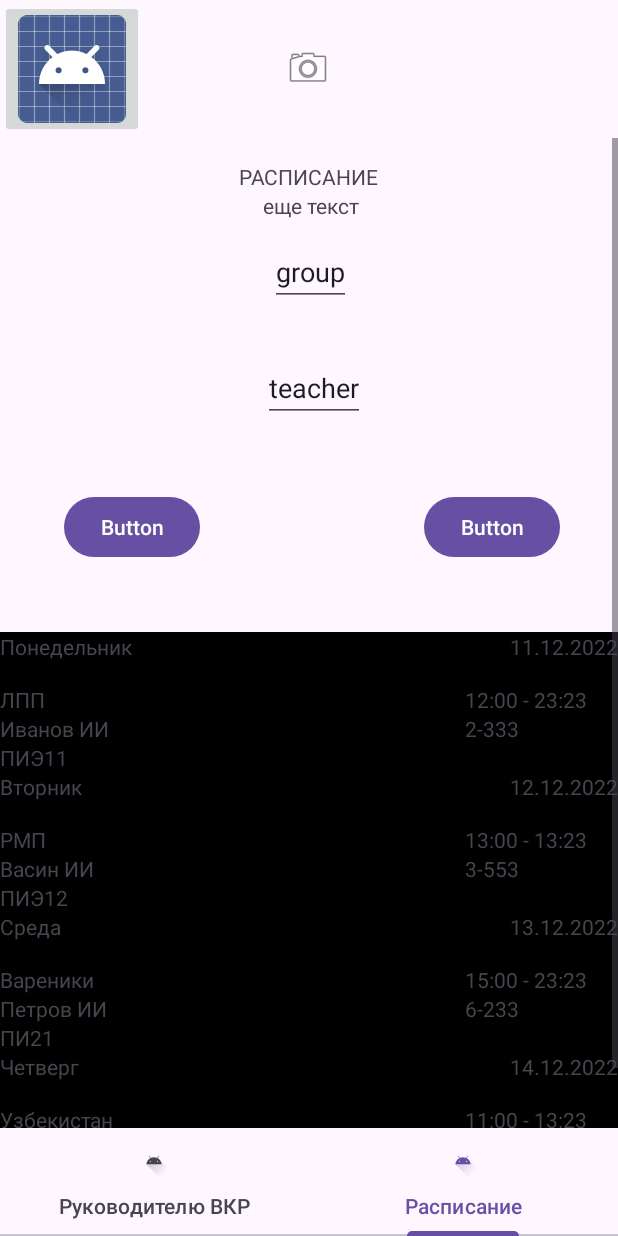
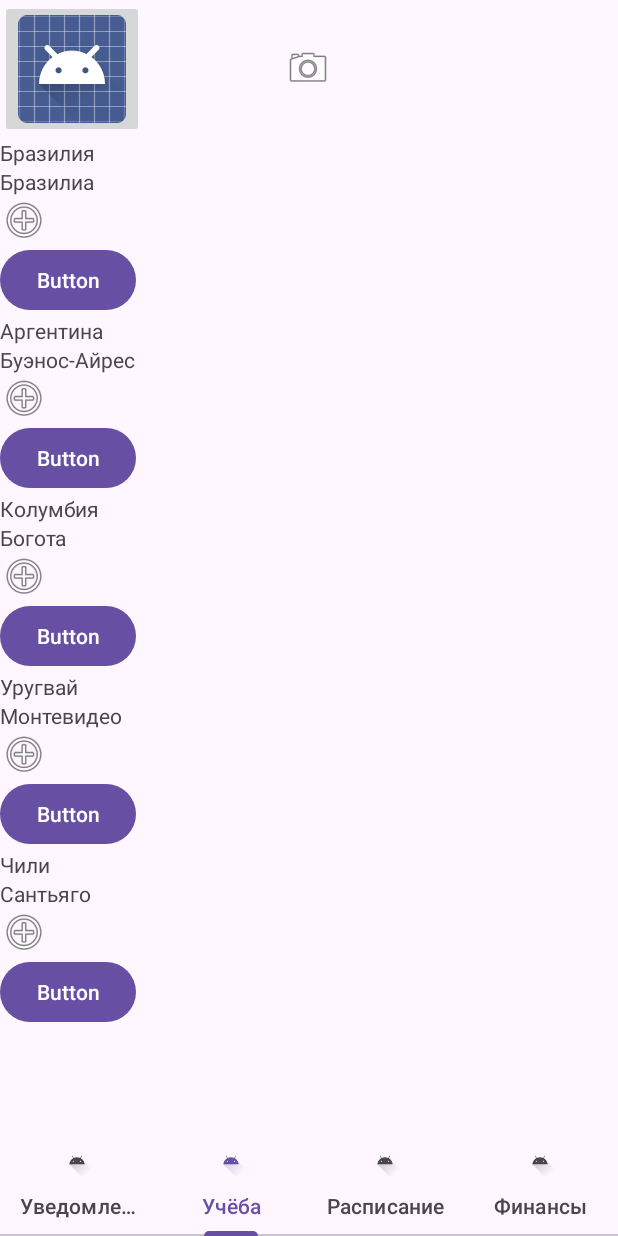
Before and after one commit to 10zz/LK_University, an Android app: the MainActivity screen opened directly, with no data from a screen before it, item 2 of the bottom bar chosen, on a phone screen of 412 x 824 dp. Run offline under Robolectric (Android 15) with nearby library versions, the phone set to English and light mode, and no system bars.

Commit message:
Initial commit for design branch

```diff
--- a/app/src/main/java/com/courseproject/mlkuniversity/MainActivity.java
+++ b/app/src/main/java/com/courseproject/mlkuniversity/MainActivity.java
@@ -60,15 +60,15 @@ public class MainActivity extends AppCompatActivity
         {
             if (arguments.getString("role") == "student")
             {*/
-                /*pagerAdapter = new StudentScreenSlidePageAdapter(this);
+                pagerAdapter = new StudentScreenSlidePageAdapter(this);
                 tabTextId = R.array.student_main_tab_ui;
-                NAM_PAGES = 4;*/
+                NAM_PAGES = 4;
             /*}
             else if (arguments.getString("role") == "teacher")
             {*/
-                pagerAdapter = new TeacherScreenSlidePageAdapter(this);
+                /*pagerAdapter = new TeacherScreenSlidePageAdapter(this);
                 tabTextId = R.array.teacher_main_tab_ui;
-                NAM_PAGES = 2;
+                NAM_PAGES = 2;*/
             //}
             viewPager2.setAdapter(pagerAdapter);
         /*}
--- a/app/src/main/java/com/courseproject/mlkuniversity/ProfileActivity.java
+++ b/app/src/main/java/com/courseproject/mlkuniversity/ProfileActivity.java
@@ -77,7 +77,7 @@ public class ProfileActivity extends AppCompatActivity
             // Смена пароля.
             else if (v.getId() == R.id.changePasswordButton)
             {
-                if (newPasswordEntry.getText() == verifyPasswordEntry.getText())
+                if (newPasswordEntry.getText().toString().equals(verifyPasswordEntry.getText().toString()))
                 {
                     // TODO: PHP скрипт смены пароля.
                 }
--- a/app/src/main/java/com/courseproject/mlkuniversity/main_ui_fragments/finance_fragment/FinanceFragment.java
+++ b/app/src/main/java/com/courseproject/mlkuniversity/main_ui_fragments/finance_fragment/FinanceFragment.java
@@ -56,7 +56,7 @@ public class FinanceFragment extends Fragment {
                 financeListItems.add(new FinanceListItem(
                         object.getString("operation"),
                         object.getString("operationType"),
-                        object.getString("operationType"),
+                        object.getString("sum"),
                         object.getString("paymentDate")
                 ));
             }
--- a/app/src/main/java/com/courseproject/mlkuniversity/main_ui_fragments/schedule_fragment/ScheduleFragment.java
+++ b/app/src/main/java/com/courseproject/mlkuniversity/main_ui_fragments/schedule_fragment/ScheduleFragment.java
@@ -1,5 +1,6 @@
 package com.courseproject.mlkuniversity.main_ui_fragments.schedule_fragment;
 
+import android.app.DatePickerDialog;
 import android.os.Bundle;
 
 import androidx.annotation.NonNull;
@@ -7,19 +8,32 @@ import androidx.annotation.Nullable;
 import androidx.fragment.app.Fragment;
 import androidx.recyclerview.widget.RecyclerView;
 
+import android.text.format.DateUtils;
 import android.view.LayoutInflater;
 import android.view.View;
 import android.view.ViewGroup;
+import android.widget.AutoCompleteTextView;
+import android.widget.Button;
+import android.widget.DatePicker;
 
+import com.courseproject.mlkuniversity.HTTPRequests;
 import com.courseproject.mlkuniversity.R;
 
 import org.jetbrains.annotations.NotNull;
+import org.json.JSONException;
+import org.json.JSONObject;
 
 import java.util.ArrayList;
+import java.util.Calendar;
 
 public class ScheduleFragment extends Fragment
 {
     ArrayList<ScheduleListItem> scheduleListItems = new ArrayList<>();
+
+    View rootView;
+    AutoCompleteTextView groupEditText, teacherEditText;
+    Button dateIntervalStartButton, dateIntervalEndButton;
+
 
     @Nullable
     @org.jetbrains.annotations.Nullable
@@ -28,9 +42,21 @@ public class ScheduleFragment extends Fragment
                              @Nullable @org.jetbrains.annotations.Nullable ViewGroup container,
                              @Nullable @org.jetbrains.annotations.Nullable Bundle savedInstanceState)
     {
+        // TODO: Заполнения списков AutoCompleteTextView.
+        // TODO: Обновление recyclerView при обновлении расписания по PHP запросу.
+
         // Создается объект inflater и RecyclerView этого фрагмента.
-        View rootView = inflater.inflate(R.layout.fragment_schedule, container,false);
+        rootView = inflater.inflate(R.layout.fragment_schedule, container,false);
         RecyclerView recyclerView = rootView.findViewById(R.id.list);
+
+        groupEditText = rootView.findViewById(R.id.groupEditText);
+        teacherEditText = rootView.findViewById(R.id.teacherEditText);
+        dateIntervalStartButton = rootView.findViewById(R.id.dateIntervalStartButton);
+        dateIntervalEndButton = rootView.findViewById(R.id.dateIntervalEndButton);
+
+        dateIntervalStartButton.setOnClickListener(buttonListener);
+        dateIntervalEndButton.setOnClickListener(buttonListener);
+
         // Заполняется массив значений списка.
         setInitialData();
         // Создаётся объект адаптера с передачей фрагмента и массива значений списка.
@@ -41,11 +67,86 @@ public class ScheduleFragment extends Fragment
         return rootView;
     }
 
+    Calendar calendar = Calendar.getInstance();
 
-    // Тестовые значения.
+    View.OnClickListener buttonListener = new View.OnClickListener()
+    {
+        @Override
+        public void onClick(View v)
+        {
+            if (v.getId() == R.id.dateIntervalStartButton)
+                new DatePickerDialog(rootView.getContext(),
+                        dateStartPicker,
+                        calendar.get(Calendar.YEAR),
+                        calendar.get(Calendar.MONTH),
+                        calendar.get(Calendar.DAY_OF_MONTH))
+                        .show();
+            else if (v.getId() == R.id.dateIntervalEndButton)
+                new DatePickerDialog(rootView.getContext(),
+                        dateEndPicker,
+                        calendar.get(Calendar.YEAR),
+                        calendar.get(Calendar.MONTH),
+                        calendar.get(Calendar.DAY_OF_MONTH))
+                        .show();
+            else
+                System.out.println("Unknown button");
+        }
+    };
+
+    DatePickerDialog.OnDateSetListener dateStartPicker = new DatePickerDialog.OnDateSetListener()
+    {
+        public void onDateSet(DatePicker view, int year, int monthOfYear, int dayOfMonth)
+        {
+            calendar.set(Calendar.YEAR, year);
+            calendar.set(Calendar.MONTH, monthOfYear);
+            calendar.set(Calendar.DAY_OF_MONTH, dayOfMonth);
+            dateIntervalStartButton.setText(DateUtils.formatDateTime(rootView.getContext(),
+                    calendar.getTimeInMillis(),
+                    DateUtils.FORMAT_NUMERIC_DATE | DateUtils.FORMAT_SHOW_YEAR));
+        }
+    };
+
+    DatePickerDialog.OnDateSetListener dateEndPicker = new DatePickerDialog.OnDateSetListener()
+    {
+        public void onDateSet(DatePicker view, int year, int monthOfYear, int dayOfMonth)
+        {
+            calendar.set(Calendar.YEAR, year);
+            calendar.set(Calendar.MONTH, monthOfYear);
+            calendar.set(Calendar.DAY_OF_MONTH, dayOfMonth);
+            dateIntervalEndButton.setText(DateUtils.formatDateTime(rootView.getContext(),
+                    calendar.getTimeInMillis(),
+                    DateUtils.FORMAT_NUMERIC_DATE | DateUtils.FORMAT_SHOW_YEAR));
+        }
+    };
+
+
     private void setInitialData()
     {
-        // TODO: PHP скрипт с запросом данных согласно настройкам.
+        /*HTTPRequests request = new HTTPRequests();
+        JSONObject[] response = request.ScheduleGetRequest(this.getContext(),
+                groupEditText.getText().toString(),
+                teacherEditText.getText().toString(),
+                dateIntervalStartButton.getText().toString(),
+                dateIntervalEndButton.getText().toString());
+
+        for (JSONObject object : response)
+            try
+            {
+                scheduleListItems.add(new ScheduleListItem(
+                        object.getString("day"),
+                        object.getString("date"),
+                        object.getString("subject"),
+                        object.getString("teacher"),
+                        object.getString("group"),
+                        object.getString("start_time") + " - " + object.getString("end_time"),
+                        object.getString("auditory")
+                ));
+            }
+            catch (JSONException e)
+            {
+                throw new RuntimeException(e);
+            }*/
+        // Тестовые значения.
         scheduleListItems.add(new ScheduleListItem("Понедельник", "11.12.2022", "ЛПП", "Иванов ИИ", "ПИЭ11", "12:00 - 23:23", "2-333"));
         scheduleListItems.add(new ScheduleListItem("Вторник", "12.12.2022", "РМП", "Васин ИИ", "ПИЭ12", "13:00 - 13:23", "3-553"));
         scheduleListItems.add(new ScheduleListItem("Среда", "13.12.2022", "Вареники", "Петров ИИ", "ПИ21", "15:00 - 23:23", "6-233"));
--- a/app/src/main/java/com/courseproject/mlkuniversity/main_ui_fragments/study_fragment/StudyFragment.java
+++ b/app/src/main/java/com/courseproject/mlkuniversity/main_ui_fragments/study_fragment/StudyFragment.java
@@ -1,5 +1,10 @@
 package com.courseproject.mlkuniversity.main_ui_fragments.study_fragment;
 
+import android.content.res.Resources;
+import android.graphics.Bitmap;
+import android.graphics.BitmapFactory;
+import android.graphics.drawable.BitmapDrawable;
+import android.graphics.drawable.Drawable;
 import android.os.Bundle;
 
 import androidx.annotation.NonNull;
@@ -23,6 +28,7 @@ import java.util.ArrayList;
 
 public class StudyFragment extends Fragment {
     ArrayList<StudyListItem> studyListItems = new ArrayList<>();
+    View rootView;
 
 
     @Nullable
@@ -33,7 +39,7 @@ public class StudyFragment extends Fragment {
                              @Nullable @org.jetbrains.annotations.Nullable Bundle savedInstanceState)
     {
         // Создается объект inflater и RecyclerView этого фрагмента.
-        View rootView = inflater.inflate(R.layout.fragment_study, container,false);
+        rootView = inflater.inflate(R.layout.fragment_study, container,false);
         RecyclerView recyclerView = rootView.findViewById(R.id.list);
         // Заполняется массив значений списка.
         setInitialData();
@@ -46,10 +52,10 @@ public class StudyFragment extends Fragment {
     }
 
 
-    // Тестовые значения.
+
     private void setInitialData()
     {
-        HTTPRequests request = new HTTPRequests();
+        /*HTTPRequests request = new HTTPRequests();
         JSONObject[] responseJSON = request.JSONGetRequest(this.getContext(), getString(R.string.study_request));
 
         for (JSONObject object : responseJSON)
@@ -62,6 +68,13 @@ public class StudyFragment extends Fragment {
             catch (JSONException e)
             {
                 throw new RuntimeException(e);
-            }
+            }*/
+        // Тестовые значения.
+
+        studyListItems.add(new StudyListItem("Бразилия", "Бразилиа"));
+        studyListItems.add(new StudyListItem("Аргентина", "Буэнос-Айрес"));
+        studyListItems.add(new StudyListItem("Колумбия", "Богота"));
+        studyListItems.add(new StudyListItem("Уругвай", "Монтевидео"));
+        studyListItems.add(new StudyListItem("Чили", "Сантьяго"));
     }
 }
--- a/app/src/main/java/com/courseproject/mlkuniversity/main_ui_fragments/study_fragment/StudyListAdapter.java
+++ b/app/src/main/java/com/courseproject/mlkuniversity/main_ui_fragments/study_fragment/StudyListAdapter.java
@@ -44,8 +44,7 @@ public class StudyListAdapter extends RecyclerView.Adapter<StudyListAdapter.View
         StudyListItem studyListItem = studyListItems.get(position);
         holder.headerView.setText(studyListItem.getHeader());
         holder.descriptionView.setText(studyListItem.getDescription());
-        holder.iconView.setImageBitmap(studyListItem.getIcon());
-        // TODO: сеттер для иконки.
+        //holder.iconView.setImageBitmap(studyListItem.getIcon());
     }
 
 
```
Also changed, not shown: app/src/main/java/com/courseproject/mlkuniversity/LogInActivity.java (+5 -2 lines), app/src/main/java/com/courseproject/mlkuniversity/SignUpActivity.java (+5 -2 lines), app/src/main/java/com/courseproject/mlkuniversity/main_ui_fragments/study_fragment/StudyListItem.java (+5 -5 lines).
